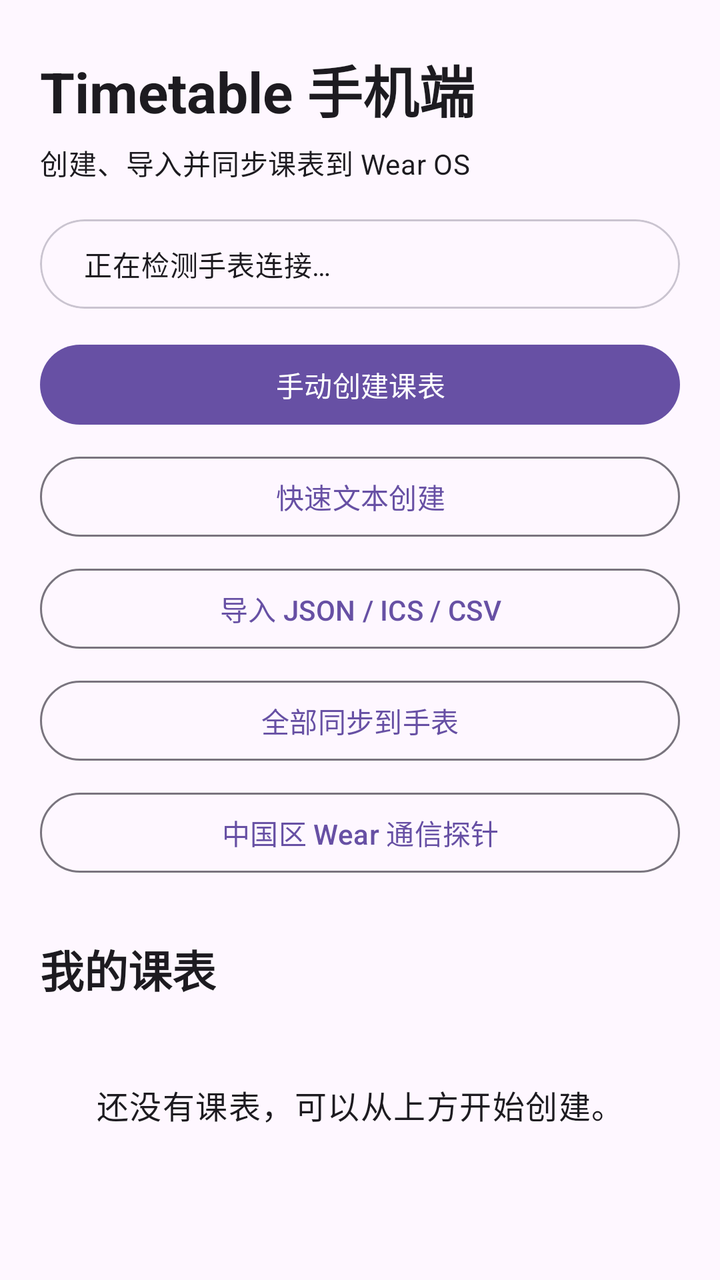
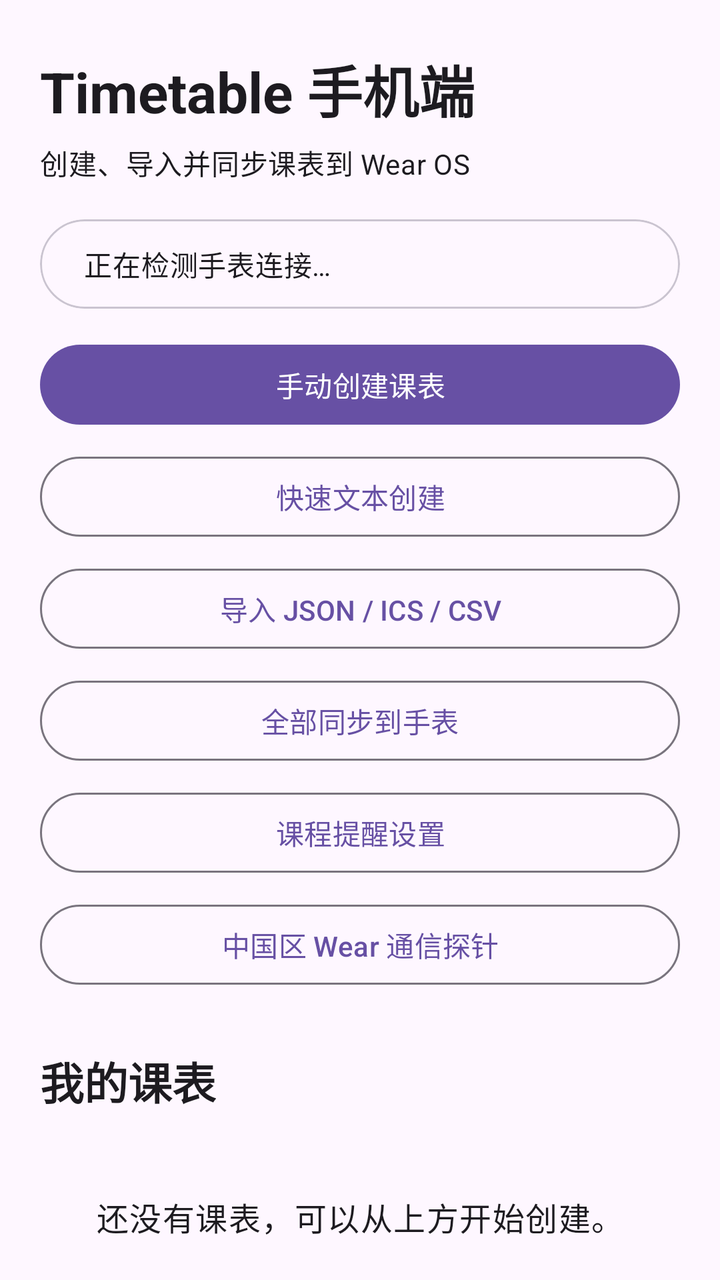

Two renders of the same Android screen: before a commit and after it. Below are the layout's source before the change and the commit's diff.
<!-- AndroidManifest.xml: application theme Theme.Timetable -->
<!-- res/layout/activity_main.xml -->
<?xml version="1.0" encoding="utf-8"?>
<androidx.core.widget.NestedScrollView xmlns:android="http://schemas.android.com/apk/res/android"
    xmlns:app="http://schemas.android.com/apk/res-auto"
    xmlns:tools="http://schemas.android.com/tools"
    android:id="@+id/main"
    android:layout_width="match_parent"
    android:layout_height="match_parent"
    android:fillViewport="true"
    tools:context=".MainActivity">

    <LinearLayout
        android:layout_width="match_parent"
        android:layout_height="wrap_content"
        android:orientation="vertical"
        android:paddingStart="20dp"
        android:paddingTop="24dp"
        android:paddingEnd="20dp"
        android:paddingBottom="32dp">

        <TextView
            android:layout_width="wrap_content"
            android:layout_height="wrap_content"
            android:text="@string/mobile_title"
            android:textAppearance="?attr/textAppearanceHeadlineMedium"
            android:textStyle="bold" />

        <TextView
            android:layout_width="wrap_content"
            android:layout_height="wrap_content"
            android:layout_marginTop="6dp"
            android:text="@string/mobile_subtitle"
            android:textAppearance="?attr/textAppearanceBodyMedium" />

        <com.google.android.material.card.MaterialCardView
            android:layout_width="match_parent"
            android:layout_height="wrap_content"
            android:layout_marginTop="18dp"
            android:padding="12dp"
            app:cardCornerRadius="24dp"
            app:cardElevation="0dp">
            <LinearLayout android:layout_width="match_parent" android:layout_height="wrap_content" android:orientation="horizontal" android:gravity="center_vertical" android:padding="12dp">
                <ProgressBar android:id="@+id/syncProgress" style="?android:attr/progressBarStyleSmall" android:layout_width="24dp" android:layout_height="24dp" android:visibility="gone" />
                <TextView android:id="@+id/connectionStatus" android:layout_width="0dp" android:layout_height="wrap_content" android:layout_weight="1" android:layout_marginStart="10dp" android:text="正在检测手表连接…" android:textAppearance="?attr/textAppearanceBodyMedium" />
            </LinearLayout>
        </com.google.android.material.card.MaterialCardView>

        <com.google.android.material.button.MaterialButton
            android:id="@+id/buttonManualCreate"
            android:layout_width="match_parent"
            android:layout_height="wrap_content"
            android:layout_marginTop="14dp"
            android:text="@string/manual_create" />

        <com.google.android.material.button.MaterialButton
            android:id="@+id/buttonQuickCreate"
            style="@style/Widget.Material3.Button.OutlinedButton"
            android:layout_width="match_parent"
            android:layout_height="wrap_content"
            android:layout_marginTop="8dp"
            android:text="@string/quick_create" />

        <com.google.android.material.button.MaterialButton
            android:id="@+id/buttonImport"
            style="@style/Widget.Material3.Button.OutlinedButton"
            android:layout_width="match_parent"
            android:layout_height="wrap_content"
            android:layout_marginTop="8dp"
            android:text="@string/import_file" />

        <com.google.android.material.button.MaterialButton
            android:id="@+id/buttonSyncAll"
            style="@style/Widget.Material3.Button.OutlinedButton"
            android:layout_width="match_parent"
            android:layout_height="wrap_content"
            android:layout_marginTop="8dp"
            android:text="@string/sync_all_to_watch" />

        <com.google.android.material.button.MaterialButton
            android:id="@+id/buttonWearProbe"
            style="@style/Widget.Material3.Button.OutlinedButton"
            android:layout_width="match_parent"
            android:layout_height="wrap_content"
            android:layout_marginTop="8dp"
            android:text="中国区 Wear 通信探针" />

        <TextView
            android:layout_width="wrap_content"
            android:layout_height="wrap_content"
            android:layout_marginTop="28dp"
            android:text="@string/my_timetables"
            android:textAppearance="?attr/textAppearanceTitleLarge"
            android:textStyle="bold" />

        <TextView
            android:id="@+id/emptyText"
            android:layout_width="match_parent"
            android:layout_height="wrap_content"
            android:layout_marginTop="16dp"
            android:gravity="center"
            android:padding="24dp"
            android:text="@string/no_timetables"
            android:textAppearance="?attr/textAppearanceBodyLarge" />

        <LinearLayout
            android:id="@+id/timetableContainer"
            android:layout_width="match_parent"
            android:layout_height="wrap_content"
            android:layout_marginTop="8dp"
            android:orientation="vertical" />

    </LinearLayout>
</androidx.core.widget.NestedScrollView>
<!-- resources referenced by this layout -->
<resources>
  <string name="import_file">导入 JSON / ICS / CSV</string>
  <string name="manual_create">手动创建课表</string>
  <string name="mobile_subtitle">创建、导入并同步课表到 Wear OS</string>
  <string name="mobile_title">Timetable 手机端</string>
  <string name="my_timetables">我的课表</string>
  <string name="no_timetables">还没有课表，可以从上方开始创建。</string>
  <string name="quick_create">快速文本创建</string>
  <string name="sync_all_to_watch">全部同步到手表</string>
  <style name="Theme.Timetable" parent="Base.Theme.Timetable" />
  <style name="Base.Theme.Timetable" parent="Theme.Material3.DayNight.NoActionBar">
          
          
      </style>
</resources>

<!-- the commit's change to res/layout/activity_main.xml (unified diff, before → after) -->
@@ -76,6 +76,14 @@
             android:text="@string/sync_all_to_watch" />
 
         <com.google.android.material.button.MaterialButton
+            android:id="@+id/buttonReminderSettings"
+            style="@style/Widget.Material3.Button.OutlinedButton"
+            android:layout_width="match_parent"
+            android:layout_height="wrap_content"
+            android:layout_marginTop="8dp"
+            android:text="课程提醒设置" />
+
+        <com.google.android.material.button.MaterialButton
             android:id="@+id/buttonWearProbe"
             style="@style/Widget.Material3.Button.OutlinedButton"
             android:layout_width="match_parent"
